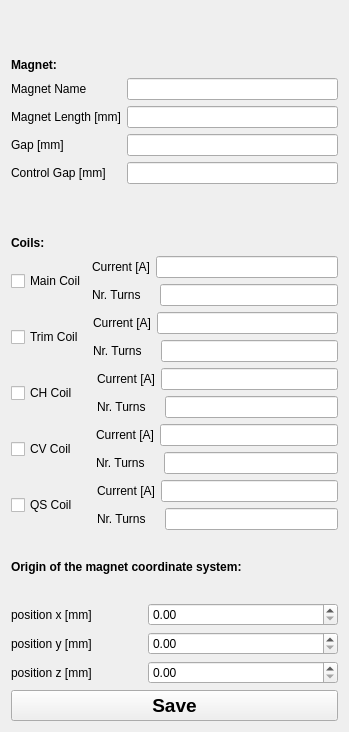
Old version of the form gui/save_dialog.ui in the repository lnls-ima/hall-bench-control.
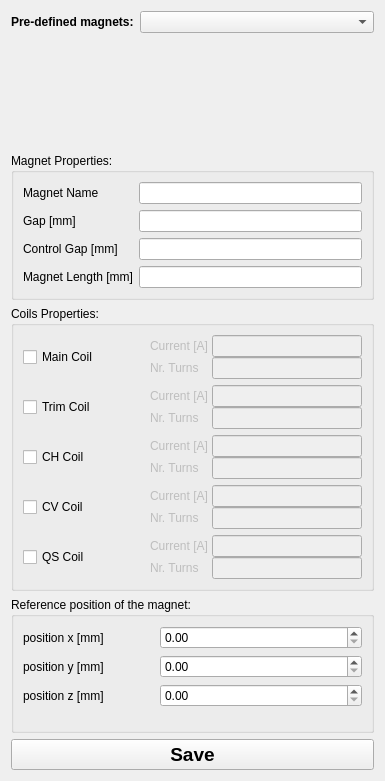
New version of the form.

Patch:
```diff
--- a/gui/save_dialog.ui
+++ b/gui/save_dialog.ui
@@ -6,38 +6,85 @@
    <rect>
     <x>0</x>
     <y>0</y>
-    <width>349</width>
-    <height>732</height>
+    <width>385</width>
+    <height>781</height>
    </rect>
   </property>
   <property name="windowTitle">
    <string>Save Hall-probe Measurement</string>
   </property>
-  <layout class="QVBoxLayout" name="verticalLayout">
+  <layout class="QVBoxLayout" name="verticalLayout_2">
    <item>
-    <widget class="QLabel" name="la_section_1">
+    <layout class="QFormLayout" name="fl_predefined">
+     <item row="0" column="0">
+      <widget class="QLabel" name="la_predefined">
+       <property name="font">
+        <font>
+         <weight>75</weight>
+         <bold>true</bold>
+        </font>
+       </property>
+       <property name="text">
+        <string>Pre-defined magnets:</string>
+       </property>
+      </widget>
+     </item>
+     <item row="0" column="1">
+      <widget class="QComboBox" name="cb_predefined">
+       <property name="minimumSize">
+        <size>
+         <width>150</width>
+         <height>0</height>
+        </size>
+       </property>
+       <property name="currentIndex">
+        <number>0</number>
+       </property>
+       <item>
+        <property name="text">
+         <string/>
+        </property>
+       </item>
+      </widget>
+     </item>
+     <item row="1" column="1">
+      <widget class="QLabel" name="la_predefined_description">
      <property name="sizePolicy">
-      <sizepolicy hsizetype="Preferred" vsizetype="Minimum">
+        <sizepolicy hsizetype="Preferred" vsizetype="Fixed">
        <horstretch>0</horstretch>
        <verstretch>0</verstretch>
       </sizepolicy>
      </property>
+       <property name="minimumSize">
+        <size>
+         <width>0</width>
+         <height>25</height>
+        </size>
+       </property>
+       <property name="maximumSize">
+        <size>
+         <width>16777215</width>
+         <height>25</height>
+        </size>
+       </property>
      <property name="font">
       <font>
-       <weight>75</weight>
-       <bold>true</bold>
+         <pointsize>10</pointsize>
       </font>
      </property>
      <property name="text">
-      <string>Magnet:</string>
-     </property>
-     <property name="alignment">
-      <set>Qt::AlignBottom|Qt::AlignLeading|Qt::AlignLeft</set>
+        <string/>
      </property>
     </widget>
    </item>
+    </layout>
+   </item>
    <item>
-    <layout class="QFormLayout" name="layout">
+    <widget class="QGroupBox" name="gb_magnet">
+     <property name="title">
+      <string>Magnet Properties:</string>
+     </property>
+     <layout class="QFormLayout" name="formLayout_2">
      <property name="fieldGrowthPolicy">
       <enum>QFormLayout::AllNonFixedFieldsGrow</enum>
      </property>
@@ -51,16 +98,6 @@
      <item row="0" column="1">
       <widget class="QLineEdit" name="le_magnet_name"/>
      </item>
-     <item row="1" column="0">
-      <widget class="QLabel" name="la_magnet_length">
-       <property name="text">
-        <string>Magnet Length [mm]</string>
-       </property>
-      </widget>
-     </item>
-     <item row="1" column="1">
-      <widget class="QLineEdit" name="le_magnet_length"/>
-     </item>
      <item row="2" column="0">
       <widget class="QLabel" name="la_gap">
        <property name="text">
@@ -81,32 +118,37 @@
      <item row="3" column="1">
       <widget class="QLineEdit" name="le_control_gap"/>
      </item>
-    </layout>
-   </item>
-   <item>
-    <widget class="QLabel" name="la_section_2">
-     <property name="sizePolicy">
-      <sizepolicy hsizetype="Preferred" vsizetype="Minimum">
-       <horstretch>0</horstretch>
-       <verstretch>0</verstretch>
-      </sizepolicy>
-     </property>
-     <property name="font">
-      <font>
-       <weight>75</weight>
-       <bold>true</bold>
-      </font>
-     </property>
+      <item row="4" column="0">
+       <widget class="QLabel" name="la_magnet_length">
      <property name="text">
-      <string>Coils:</string>
-     </property>
-     <property name="alignment">
-      <set>Qt::AlignBottom|Qt::AlignLeading|Qt::AlignLeft</set>
-     </property>
-    </widget>
-   </item>
+         <string>Magnet Length [mm]</string>
+        </property>
+       </widget>
+      </item>
+      <item row="4" column="1">
+       <widget class="QLineEdit" name="le_magnet_length"/>
+      </item>
+     </layout>
+    </widget>
+   </item>
    <item>
+    <widget class="QGroupBox" name="gb_coils">
+     <property name="title">
+      <string>Coils Properties:</string>
+     </property>
+     <layout class="QVBoxLayout" name="verticalLayout">
+      <item>
+       <widget class="QFrame" name="fm_main_frame">
+        <property name="enabled">
+         <bool>true</bool>
+        </property>
     <layout class="QHBoxLayout" name="hl_main">
+         <property name="spacing">
+          <number>0</number>
+         </property>
+         <property name="margin">
+          <number>0</number>
+         </property>
      <item>
       <widget class="QCheckBox" name="cb_main">
        <property name="sizePolicy">
@@ -121,7 +163,17 @@
       </widget>
      </item>
      <item>
+          <widget class="QFrame" name="fm_main">
+           <property name="enabled">
+            <bool>false</bool>
+           </property>
       <layout class="QVBoxLayout" name="vl_main">
+            <property name="spacing">
+             <number>0</number>
+            </property>
+            <property name="margin">
+             <number>0</number>
+            </property>
        <item>
         <layout class="QHBoxLayout" name="hl_main_current">
          <item>
@@ -132,7 +184,26 @@
           </widget>
          </item>
          <item>
-          <widget class="QLineEdit" name="le_main_current"/>
+               <widget class="QLineEdit" name="le_main_current">
+                <property name="sizePolicy">
+                 <sizepolicy hsizetype="Fixed" vsizetype="Fixed">
+                  <horstretch>0</horstretch>
+                  <verstretch>0</verstretch>
+                 </sizepolicy>
+                </property>
+                <property name="minimumSize">
+                 <size>
+                  <width>150</width>
+                  <height>0</height>
+                 </size>
+                </property>
+                <property name="maximumSize">
+                 <size>
+                  <width>150</width>
+                  <height>16777215</height>
+                 </size>
+                </property>
+               </widget>
          </item>
         </layout>
        </item>
@@ -146,16 +217,44 @@
           </widget>
          </item>
          <item>
-          <widget class="QLineEdit" name="le_main_turns"/>
+               <widget class="QLineEdit" name="le_main_turns">
+                <property name="sizePolicy">
+                 <sizepolicy hsizetype="Fixed" vsizetype="Fixed">
+                  <horstretch>0</horstretch>
+                  <verstretch>0</verstretch>
+                 </sizepolicy>
+                </property>
+                <property name="minimumSize">
+                 <size>
+                  <width>150</width>
+                  <height>0</height>
+                 </size>
+                </property>
+                <property name="maximumSize">
+                 <size>
+                  <width>150</width>
+                  <height>16777215</height>
+                 </size>
+                </property>
+               </widget>
          </item>
         </layout>
        </item>
       </layout>
-     </item>
-    </layout>
+          </widget>
+         </item>
+        </layout>
+       </widget>
    </item>
    <item>
+       <widget class="QFrame" name="fm_trim_frame">
     <layout class="QHBoxLayout" name="hl_trim">
+         <property name="spacing">
+          <number>0</number>
+         </property>
+         <property name="margin">
+          <number>0</number>
+         </property>
      <item>
       <widget class="QCheckBox" name="cb_trim">
        <property name="sizePolicy">
@@ -170,7 +269,17 @@
       </widget>
      </item>
      <item>
+          <widget class="QFrame" name="fm_trim">
+           <property name="enabled">
+            <bool>false</bool>
+           </property>
       <layout class="QVBoxLayout" name="vl_trim">
+            <property name="spacing">
+             <number>0</number>
+            </property>
+            <property name="margin">
+             <number>0</number>
+            </property>
        <item>
         <layout class="QHBoxLayout" name="hl_trim_current">
          <item>
@@ -181,7 +290,26 @@
           </widget>
          </item>
          <item>
-          <widget class="QLineEdit" name="le_trim_current"/>
+               <widget class="QLineEdit" name="le_trim_current">
+                <property name="sizePolicy">
+                 <sizepolicy hsizetype="Fixed" vsizetype="Fixed">
+                  <horstretch>0</horstretch>
+                  <verstretch>0</verstretch>
+                 </sizepolicy>
+                </property>
+                <property name="minimumSize">
+                 <size>
+                  <width>150</width>
+                  <height>0</height>
+                 </size>
+                </property>
+                <property name="maximumSize">
+                 <size>
+                  <width>150</width>
+                  <height>16777215</height>
+                 </size>
+                </property>
+               </widget>
          </item>
         </layout>
        </item>
@@ -195,16 +323,44 @@
           </widget>
          </item>
          <item>
-          <widget class="QLineEdit" name="le_trim_turns"/>
+               <widget class="QLineEdit" name="le_trim_turns">
+                <property name="sizePolicy">
+                 <sizepolicy hsizetype="Fixed" vsizetype="Fixed">
+                  <horstretch>0</horstretch>
+                  <verstretch>0</verstretch>
+                 </sizepolicy>
+                </property>
+                <property name="minimumSize">
+                 <size>
+                  <width>150</width>
+                  <height>0</height>
+                 </size>
+                </property>
+                <property name="maximumSize">
+                 <size>
+                  <width>150</width>
+                  <height>16777215</height>
+                 </size>
+                </property>
+               </widget>
          </item>
         </layout>
        </item>
       </layout>
-     </item>
-    </layout>
+          </widget>
+         </item>
+        </layout>
+       </widget>
    </item>
    <item>
+       <widget class="QFrame" name="fm_ch_frame">
     <layout class="QHBoxLayout" name="hl_ch">
+         <property name="spacing">
+          <number>0</number>
+         </property>
+         <property name="margin">
+          <number>0</number>
+         </property>
      <item>
       <widget class="QCheckBox" name="cb_ch">
        <property name="text">
@@ -213,7 +369,17 @@
       </widget>
      </item>
      <item>
+          <widget class="QFrame" name="fm_ch">
+           <property name="enabled">
+            <bool>false</bool>
+           </property>
       <layout class="QVBoxLayout" name="vl_ch">
+            <property name="spacing">
+             <number>0</number>
+            </property>
+            <property name="margin">
+             <number>0</number>
+            </property>
        <item>
         <layout class="QHBoxLayout" name="hl_ch_current">
          <item>
@@ -224,7 +390,26 @@
           </widget>
          </item>
          <item>
-          <widget class="QLineEdit" name="le_ch_current"/>
+               <widget class="QLineEdit" name="le_ch_current">
+                <property name="sizePolicy">
+                 <sizepolicy hsizetype="Fixed" vsizetype="Fixed">
+                  <horstretch>0</horstretch>
+                  <verstretch>0</verstretch>
+                 </sizepolicy>
+                </property>
+                <property name="minimumSize">
+                 <size>
+                  <width>150</width>
+                  <height>0</height>
+                 </size>
+                </property>
+                <property name="maximumSize">
+                 <size>
+                  <width>150</width>
+                  <height>16777215</height>
+                 </size>
+                </property>
+               </widget>
          </item>
         </layout>
        </item>
@@ -238,16 +423,44 @@
           </widget>
          </item>
          <item>
-          <widget class="QLineEdit" name="le_ch_turns"/>
+               <widget class="QLineEdit" name="le_ch_turns">
+                <property name="sizePolicy">
+                 <sizepolicy hsizetype="Fixed" vsizetype="Fixed">
+                  <horstretch>0</horstretch>
+                  <verstretch>0</verstretch>
+                 </sizepolicy>
+                </property>
+                <property name="minimumSize">
+                 <size>
+                  <width>150</width>
+                  <height>0</height>
+                 </size>
+                </property>
+                <property name="maximumSize">
+                 <size>
+                  <width>150</width>
+                  <height>16777215</height>
+                 </size>
+                </property>
+               </widget>
          </item>
         </layout>
        </item>
       </layout>
-     </item>
-    </layout>
+          </widget>
+         </item>
+        </layout>
+       </widget>
    </item>
    <item>
+       <widget class="QFrame" name="fm_cv_frame">
     <layout class="QHBoxLayout" name="hl_cv">
+         <property name="spacing">
+          <number>0</number>
+         </property>
+         <property name="margin">
+          <number>0</number>
+         </property>
      <item>
       <widget class="QCheckBox" name="cb_cv">
        <property name="text">
@@ -256,7 +469,17 @@
       </widget>
      </item>
      <item>
+          <widget class="QFrame" name="fm_cv">
+           <property name="enabled">
+            <bool>false</bool>
+           </property>
       <layout class="QVBoxLayout" name="vl_cv">
+            <property name="spacing">
+             <number>0</number>
+            </property>
+            <property name="margin">
+             <number>0</number>
+            </property>
        <item>
         <layout class="QHBoxLayout" name="hl_cv_current">
          <item>
@@ -267,7 +490,26 @@
           </widget>
          </item>
          <item>
-          <widget class="QLineEdit" name="le_cv_current"/>
+               <widget class="QLineEdit" name="le_cv_current">
+                <property name="sizePolicy">
+                 <sizepolicy hsizetype="Fixed" vsizetype="Fixed">
+                  <horstretch>0</horstretch>
+                  <verstretch>0</verstretch>
+                 </sizepolicy>
+                </property>
+                <property name="minimumSize">
+                 <size>
+                  <width>150</width>
+                  <height>0</height>
+                 </size>
+                </property>
+                <property name="maximumSize">
+                 <size>
+                  <width>150</width>
+                  <height>16777215</height>
+                 </size>
+                </property>
+               </widget>
          </item>
         </layout>
        </item>
@@ -281,16 +523,44 @@
           </widget>
          </item>
          <item>
-          <widget class="QLineEdit" name="le_cv_turns"/>
+               <widget class="QLineEdit" name="le_cv_turns">
+                <property name="sizePolicy">
+                 <sizepolicy hsizetype="Fixed" vsizetype="Fixed">
+                  <horstretch>0</horstretch>
+                  <verstretch>0</verstretch>
+                 </sizepolicy>
+                </property>
+                <property name="minimumSize">
+                 <size>
+                  <width>150</width>
+                  <height>0</height>
+                 </size>
+                </property>
+                <property name="maximumSize">
+                 <size>
+                  <width>150</width>
+                  <height>16777215</height>
+                 </size>
+                </property>
+               </widget>
          </item>
         </layout>
        </item>
       </layout>
-     </item>
-    </layout>
+          </widget>
+         </item>
+        </layout>
+       </widget>
    </item>
    <item>
+       <widget class="QFrame" name="fm_qs_frame">
     <layout class="QHBoxLayout" name="hl_qs">
+         <property name="spacing">
+          <number>0</number>
+         </property>
+         <property name="margin">
+          <number>0</number>
+         </property>
      <item>
       <widget class="QCheckBox" name="cb_qs">
        <property name="text">
@@ -299,7 +569,17 @@
       </widget>
      </item>
      <item>
+          <widget class="QFrame" name="fm_qs">
+           <property name="enabled">
+            <bool>false</bool>
+           </property>
       <layout class="QVBoxLayout" name="vl_qs">
+            <property name="spacing">
+             <number>0</number>
+            </property>
+            <property name="margin">
+             <number>0</number>
+            </property>
        <item>
         <layout class="QHBoxLayout" name="hl_qs_current">
          <item>
@@ -310,7 +590,26 @@
           </widget>
          </item>
          <item>
-          <widget class="QLineEdit" name="le_qs_current"/>
+               <widget class="QLineEdit" name="le_qs_current">
+                <property name="sizePolicy">
+                 <sizepolicy hsizetype="Fixed" vsizetype="Fixed">
+                  <horstretch>0</horstretch>
+                  <verstretch>0</verstretch>
+                 </sizepolicy>
+                </property>
+                <property name="minimumSize">
+                 <size>
+                  <width>150</width>
+                  <height>0</height>
+                 </size>
+                </property>
+                <property name="maximumSize">
+                 <size>
+                  <width>150</width>
+                  <height>16777215</height>
+                 </size>
+                </property>
+               </widget>
          </item>
         </layout>
        </item>
@@ -324,63 +623,91 @@
           </widget>
          </item>
          <item>
-          <widget class="QLineEdit" name="le_qs_turns"/>
+               <widget class="QLineEdit" name="le_qs_turns">
+                <property name="sizePolicy">
+                 <sizepolicy hsizetype="Fixed" vsizetype="Fixed">
+                  <horstretch>0</horstretch>
+                  <verstretch>0</verstretch>
+                 </sizepolicy>
+                </property>
+                <property name="minimumSize">
+                 <size>
+                  <width>150</width>
+                  <height>0</height>
+                 </size>
+                </property>
+                <property name="maximumSize">
+                 <size>
+                  <width>150</width>
+                  <height>16777215</height>
+                 </size>
+                </property>
+               </widget>
          </item>
         </layout>
        </item>
       </layout>
-     </item>
-    </layout>
-   </item>
-   <item>
-    <widget class="QLabel" name="la_section_3">
-     <property name="font">
-      <font>
-       <weight>75</weight>
-       <bold>true</bold>
-      </font>
-     </property>
-     <property name="text">
-      <string>Origin of the magnet coordinate system:</string>
-     </property>
+          </widget>
+         </item>
+        </layout>
+       </widget>
+      </item>
+     </layout>
     </widget>
    </item>
    <item>
-    <layout class="QFormLayout" name="fl_origin">
+    <widget class="QGroupBox" name="gb_ref_pos">
+     <property name="title">
+      <string>Reference position of the magnet:</string>
+     </property>
+     <layout class="QFormLayout" name="formLayout">
      <property name="fieldGrowthPolicy">
       <enum>QFormLayout::AllNonFixedFieldsGrow</enum>
      </property>
+      <item row="0" column="0">
+       <widget class="QLabel" name="la_ref_pos_x">
+        <property name="text">
+         <string>position x [mm]               </string>
+        </property>
+       </widget>
+      </item>
      <item row="0" column="1">
-      <widget class="QDoubleSpinBox" name="sb_origin_x"/>
+       <widget class="QDoubleSpinBox" name="sb_ref_pos_x">
+        <property name="singleStep">
+         <double>0.500000000000000</double>
+        </property>
+       </widget>
      </item>
      <item row="1" column="0">
-      <widget class="QLabel" name="la_origin_y">
+       <widget class="QLabel" name="la_ref_pos_y">
        <property name="text">
         <string>position y [mm]</string>
        </property>
       </widget>
      </item>
      <item row="1" column="1">
-      <widget class="QDoubleSpinBox" name="sb_origin_y"/>
+       <widget class="QDoubleSpinBox" name="sb_ref_pos_y">
+        <property name="singleStep">
+         <double>0.500000000000000</double>
+        </property>
+       </widget>
      </item>
      <item row="2" column="0">
-      <widget class="QLabel" name="la_origin_z">
+       <widget class="QLabel" name="la_ref_pos_z">
        <property name="text">
         <string>position z [mm]</string>
        </property>
       </widget>
      </item>
      <item row="2" column="1">
-      <widget class="QDoubleSpinBox" name="sb_origin_z"/>
-     </item>
-     <item row="0" column="0">
-      <widget class="QLabel" name="la_origin_x">
-       <property name="text">
-        <string>position x [mm]               </string>
+       <widget class="QDoubleSpinBox" name="sb_ref_pos_z">
+        <property name="singleStep">
+         <double>0.500000000000000</double>
        </property>
       </widget>
      </item>
     </layout>
+    </widget>
    </item>
    <item>
     <widget class="QPushButton" name="pb_save">
```
Left out of the diff: 4 changed lines with no effect on the pictures. Lines whose indentation alone changed are shown as unchanged.
